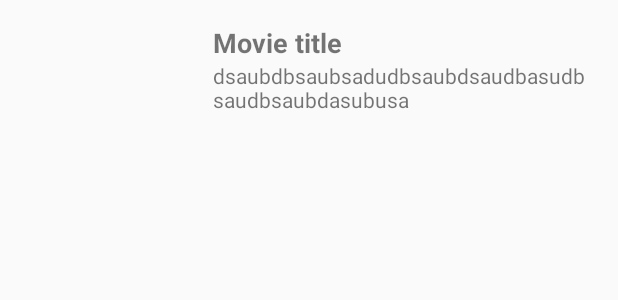
After one commit to fyfirman/movie-catalogue, an Android app: the layout item_row_tv_show.xml on its own in the app's theme, with its tools: preview values and no code run, on a phone screen of 412 x 824 dp. The commit adds this screen. Shown: the top 300 px of the screen. Run offline under Robolectric (Android 15) with nearby library versions, the phone set to English and light mode, and no system bars.

Commit message:
Add RecycleView

```diff
--- a/app/src/main/res/layout/fragment_tv_show.xml
+++ b/app/src/main/res/layout/fragment_tv_show.xml
@@ -11,4 +11,10 @@
     android:layout_height="match_parent"
     android:text="TV show"/>
 
+  <androidx.recyclerview.widget.RecyclerView
+    android:id="@+id/rv_tv_show"
+    android:layout_width="match_parent"
+    android:layout_height="match_parent"
+    tools:listitem="@layout/item_row_tv_show" />
+
 </FrameLayout>
--- /dev/null
+++ b/app/src/main/res/layout/item_row_tv_show.xml
@@ -0,0 +1,39 @@
+<?xml version="1.0" encoding="utf-8"?>
+<RelativeLayout
+  xmlns:android="http://schemas.android.com/apk/res/android"
+  android:layout_width="match_parent"
+  android:layout_height="wrap_content"
+  android:padding="16dp">
+
+  <ImageView
+    android:id="@+id/img_photo"
+    android:layout_width="100dp"
+    android:layout_height="150dp"
+    android:scaleType="fitXY"/>
+
+  <TextView
+    android:id="@+id/movie_title"
+    android:layout_width="wrap_content"
+    android:layout_height="wrap_content"
+    android:text="Movie title"
+    android:textSize="18sp"
+    android:textStyle="bold"
+    android:layout_toEndOf="@id/img_photo"
+    android:layout_toRightOf="@id/img_photo"
+    android:layout_marginStart="26dp"
+    android:layout_marginLeft="26dp"/>
+
+  <TextView
+    android:id="@+id/movie_synopsis"
+    android:textSize="14sp"
+    android:layout_width="wrap_content"
+    android:layout_height="wrap_content"
+    android:text="dsaubdbsaubsadudbsaubdsaudbasudbsaudbsaubdasubusa"
+    android:layout_below="@id/movie_title"
+    android:layout_toRightOf="@id/img_photo"
+    android:layout_marginStart="26dp"
+    android:layout_marginLeft="26dp"
+    android:ellipsize="end"
+    android:maxLines="3"/>
+
+</RelativeLayout >
```
